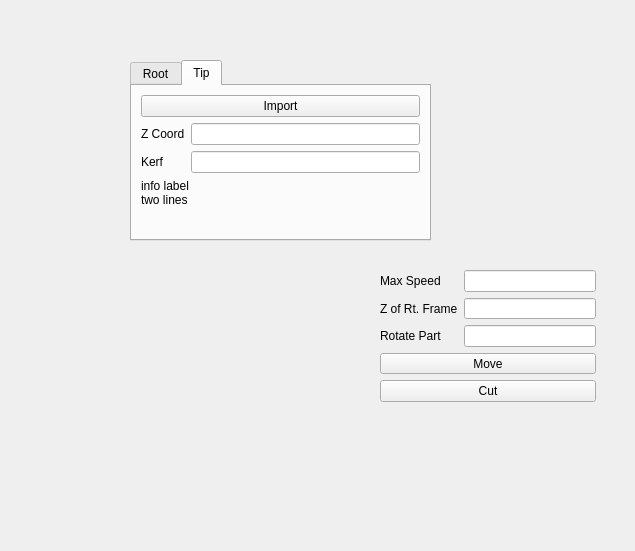
This is gui/playing.ui in mschafer/foamcut as Qt 5 draws it before an edit. The edited form follows.
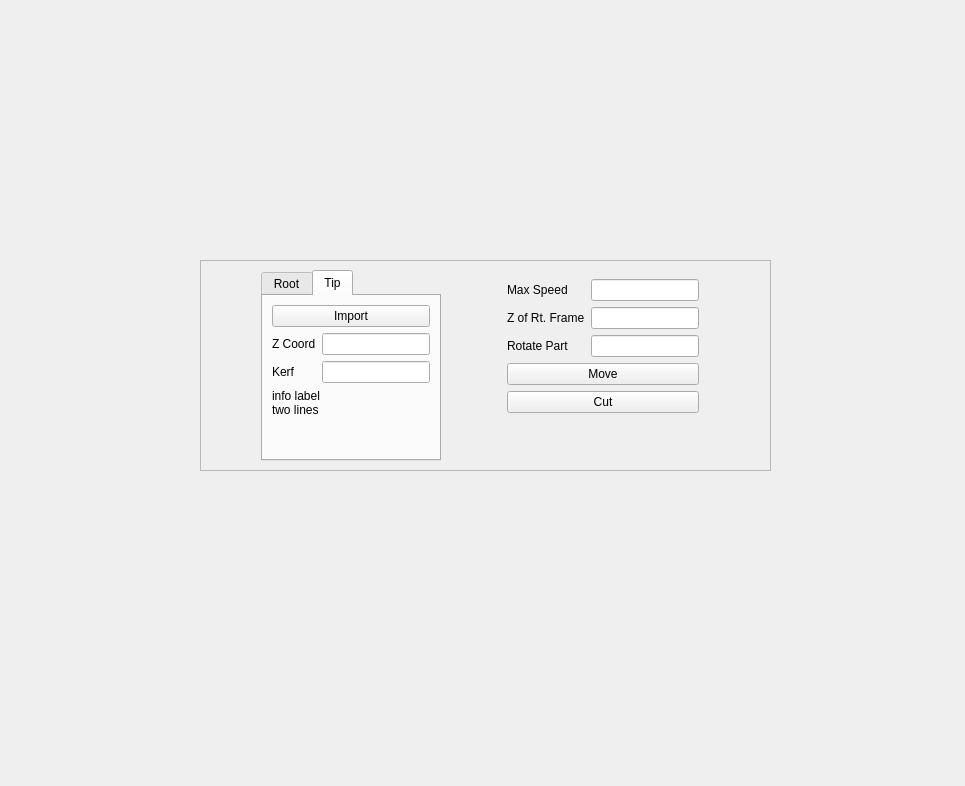
This is the edited form.

Diff of the .ui file:
```diff
--- a/gui/playing.ui
+++ b/gui/playing.ui
@@ -6,21 +6,42 @@
    <rect>
     <x>0</x>
     <y>0</y>
-    <width>635</width>
-    <height>551</height>
+    <width>965</width>
+    <height>786</height>
    </rect>
   </property>
   <property name="windowTitle">
    <string>Form</string>
   </property>
+  <widget class="QFrame" name="frame">
+   <property name="geometry">
+    <rect>
+     <x>200</x>
+     <y>260</y>
+     <width>571</width>
+     <height>211</height>
+    </rect>
+   </property>
+   <property name="sizePolicy">
+    <sizepolicy hsizetype="MinimumExpanding" vsizetype="Preferred">
+     <horstretch>0</horstretch>
+     <verstretch>0</verstretch>
+    </sizepolicy>
+   </property>
+   <property name="frameShape">
+    <enum>QFrame::StyledPanel</enum>
+   </property>
+   <property name="frameShadow">
+    <enum>QFrame::Raised</enum>
+   </property>
+   <layout class="QHBoxLayout" name="horizontalLayout">
+    <item>
   <widget class="QTabWidget" name="tabWidget">
-   <property name="geometry">
-    <rect>
-     <x>130</x>
-     <y>60</y>
-     <width>301</width>
-     <height>181</height>
-    </rect>
+      <property name="sizePolicy">
+       <sizepolicy hsizetype="Fixed" vsizetype="Expanding">
+        <horstretch>0</horstretch>
+        <verstretch>0</verstretch>
+       </sizepolicy>
    </property>
    <property name="currentIndex">
     <number>1</number>
@@ -132,14 +153,14 @@
     </layout>
    </widget>
   </widget>
-  <widget class="QWidget" name="">
-   <property name="geometry">
-    <rect>
-     <x>380</x>
-     <y>270</y>
-     <width>216</width>
-     <height>132</height>
-    </rect>
+    </item>
+    <item>
+     <widget class="QFrame" name="frame">
+      <property name="sizePolicy">
+       <sizepolicy hsizetype="Fixed" vsizetype="Preferred">
+        <horstretch>0</horstretch>
+        <verstretch>0</verstretch>
+       </sizepolicy>
    </property>
    <layout class="QFormLayout" name="formLayout_2">
     <item row="0" column="0">
@@ -149,9 +170,6 @@
       </property>
      </widget>
     </item>
-    <item row="0" column="1">
-     <widget class="QLineEdit" name="lineEdit"/>
-    </item>
     <item row="1" column="0">
      <widget class="QLabel" name="label_7">
       <property name="text">
@@ -170,7 +188,14 @@
      </widget>
     </item>
     <item row="2" column="1">
-     <widget class="QLineEdit" name="lineEdit_5"/>
+        <widget class="QLineEdit" name="partRotate_edit">
+         <property name="sizePolicy">
+          <sizepolicy hsizetype="Expanding" vsizetype="Fixed">
+           <horstretch>0</horstretch>
+           <verstretch>0</verstretch>
+          </sizepolicy>
+         </property>
+        </widget>
     </item>
     <item row="3" column="0" colspan="2">
      <widget class="QPushButton" name="pushButton_2">
@@ -184,6 +209,12 @@
       <property name="text">
        <string>Cut</string>
       </property>
+        </widget>
+       </item>
+       <item row="0" column="1">
+        <widget class="QLineEdit" name="maxSpeed_edit"/>
+       </item>
+      </layout>
      </widget>
     </item>
    </layout>
```
Left out of the diff: 22 changed lines with no effect on the pictures. Lines whose indentation alone changed are shown as unchanged.
